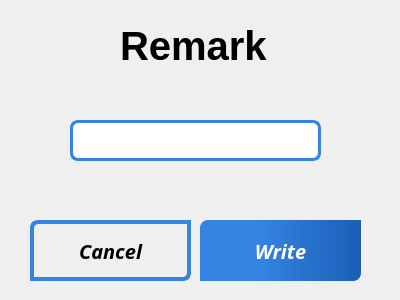
Old version of the form ui/remark.ui in the repository PersonX-46/BarcodePrinter.
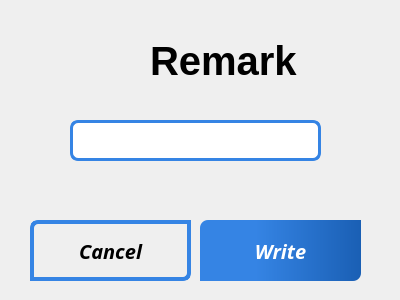
New version of the form. Icons and pictures are not drawn.

Diff of the .ui file:
```diff
--- a/ui/remark.ui
+++ b/ui/remark.ui
@@ -51,10 +51,10 @@
   <widget class="QLabel" name="label_11">
    <property name="geometry">
     <rect>
-     <x>120</x>
-     <y>20</y>
+     <x>150</x>
+     <y>40</y>
      <width>161</width>
-     <height>51</height>
+     <height>41</height>
     </rect>
    </property>
    <property name="font">
@@ -150,6 +150,25 @@
     <enum>QLineEdit::Normal</enum>
    </property>
   </widget>
+  <widget class="QLabel" name="label">
+   <property name="geometry">
+    <rect>
+     <x>80</x>
+     <y>40</y>
+     <width>51</width>
+     <height>51</height>
+    </rect>
+   </property>
+   <property name="text">
+    <string/>
+   </property>
+   <property name="pixmap">
+    <pixmap>../../../Downloads/add-comment-button.png</pixmap>
+   </property>
+   <property name="scaledContents">
+    <bool>true</bool>
+   </property>
+  </widget>
  </widget>
  <resources/>
  <connections/>
```
